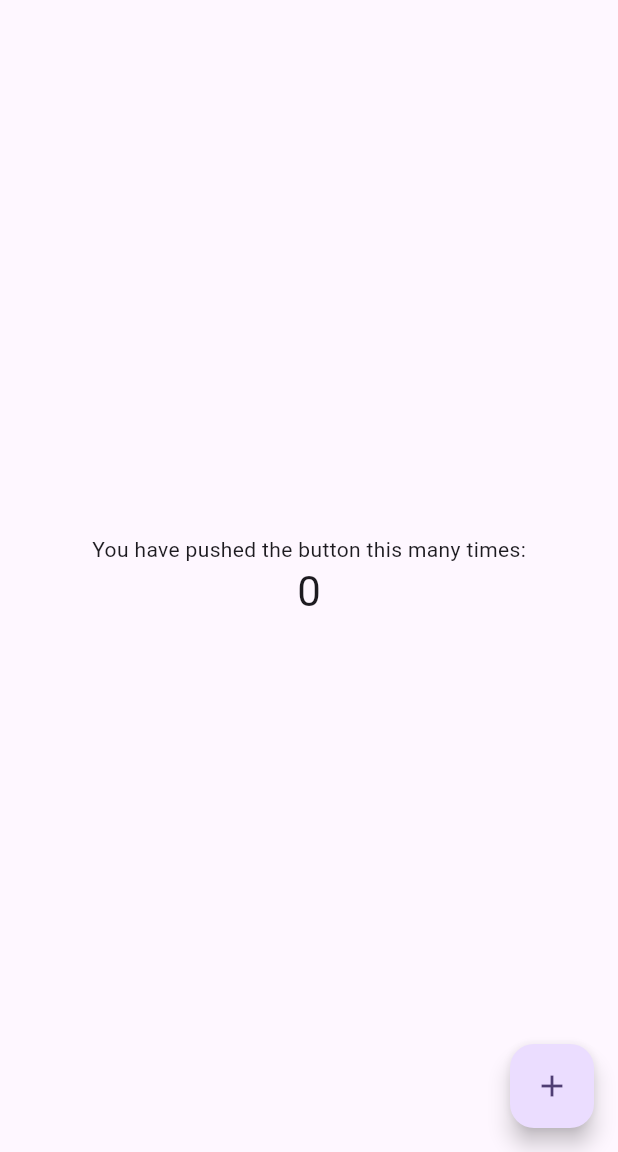
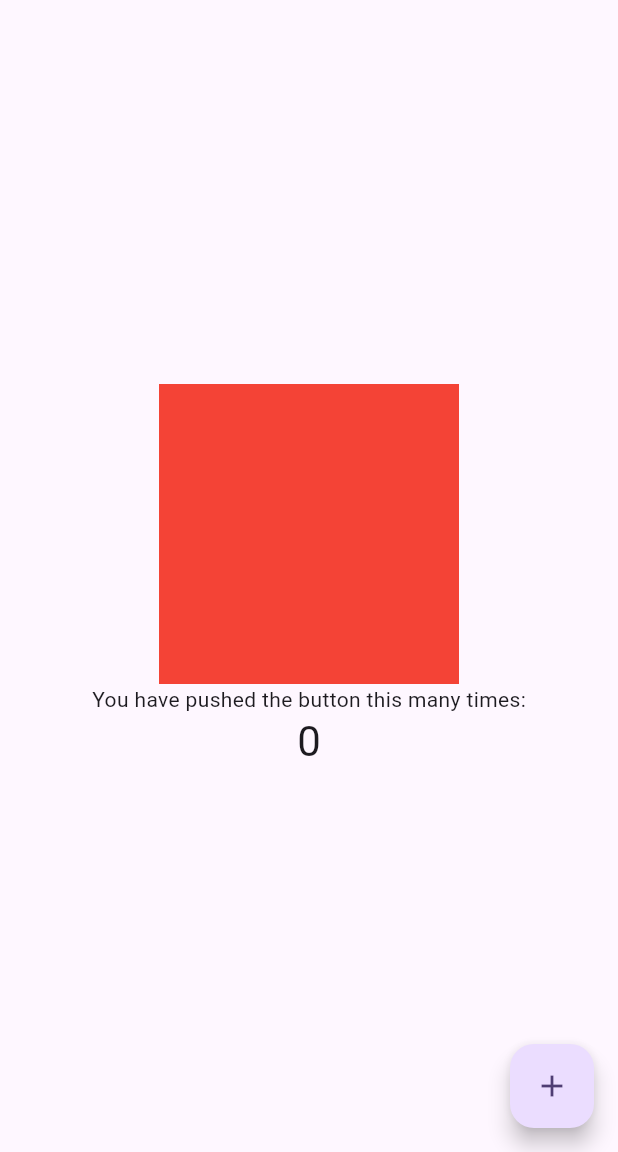
Before and after one commit to Darjidev555/FaceBook_clone, a Flutter app: the screen it shows after launch, on a phone screen of 412 x 824 dp, the part 84-1236 px from its top. Run offline on Flutter 3.47's test engine with Material 3 defaults, Android fonts, the phone set to English and light mode, and no system bars.

Commit message:
add Container for test

```diff
--- a/lib/main.dart
+++ b/lib/main.dart
@@ -49,6 +49,11 @@ class _MyHomePageState extends State<MyHomePage> {
         child: Column(
           mainAxisAlignment: MainAxisAlignment.center,
           children: <Widget>[
+            Container(
+              height: 200,
+              width: 200,
+              color: Colors.red,
+            ),
             const Text(
               'You have pushed the button this many times:',
             ),
```
